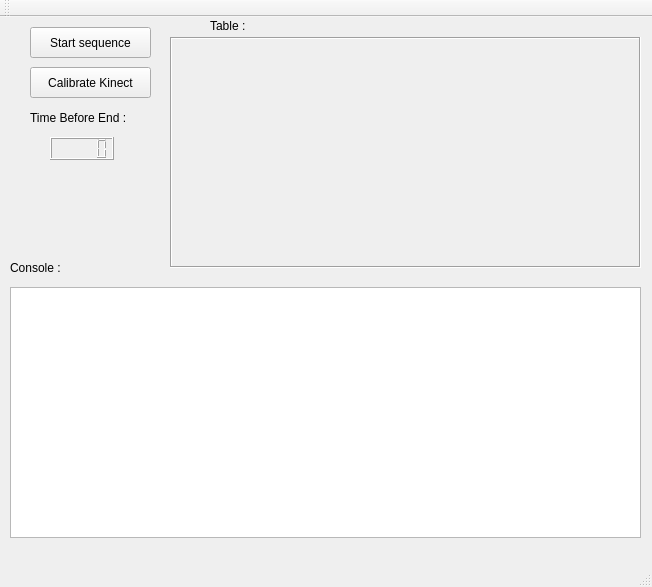
Old version of the form app/src/basestation/ui/mainwindow.ui in the repository francisvalois/design3.
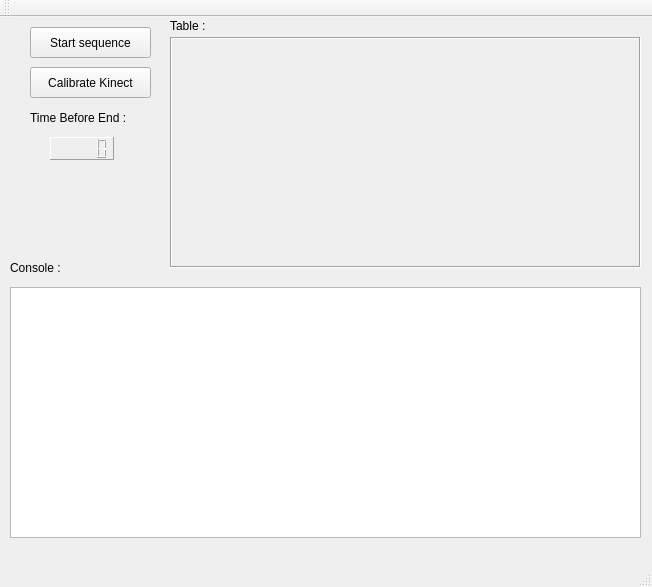
New version of the form.

Commit message: Ajout du timer dans l'interface

```diff
--- a/app/src/basestation/ui/mainwindow.ui
+++ b/app/src/basestation/ui/mainwindow.ui
@@ -36,6 +36,15 @@
       <height>23</height>
      </rect>
     </property>
+    <property name="frameShape">
+     <enum>QFrame::Panel</enum>
+    </property>
+    <property name="frameShadow">
+     <enum>QFrame::Raised</enum>
+    </property>
+    <property name="segmentStyle">
+     <enum>QLCDNumber::Filled</enum>
+    </property>
    </widget>
    <widget class="QLabel" name="label">
     <property name="geometry">
@@ -117,7 +126,7 @@
    <widget class="QLabel" name="label_3">
     <property name="geometry">
      <rect>
-      <x>210</x>
+      <x>170</x>
       <y>0</y>
       <width>66</width>
       <height>17</height>
```
The commit also changes 2 other files.
